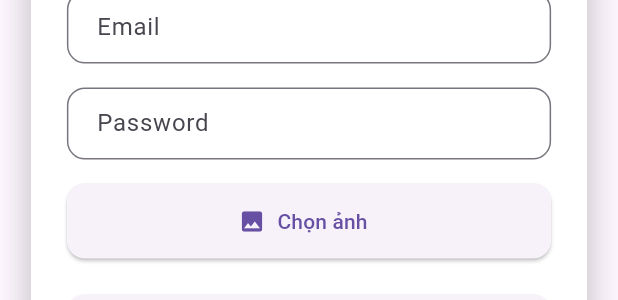
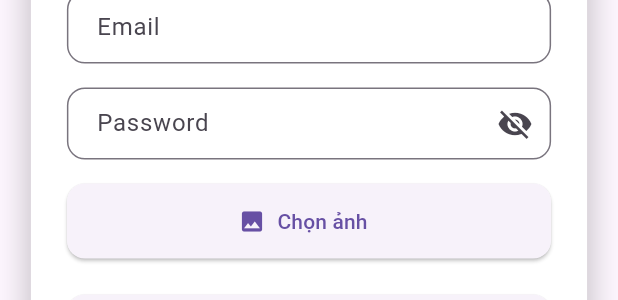
Before and after one commit to Cry2k5/mid-term-23itb002-frontend, a Flutter app: the UserCardDialog widget shown alone on an empty page, opened directly with empty values, after a tap on "Lưu", on a phone screen of 412 x 824 dp. Shown: the part 481-781 px from the top of the screen. Run offline on Flutter 3.47's test engine with Material 3 defaults, Android fonts, the phone set to English and light mode, and no system bars; our stand-ins replace dio, image_picker; network calls fail.

Commit message:
mid-term-23itb002-fix-bug

```diff
--- a/lib/widgets/user_card_dialog.dart
+++ b/lib/widgets/user_card_dialog.dart
@@ -9,7 +9,12 @@ class UserCardDialog extends StatefulWidget {
   final UserService service;
   final VoidCallback onRefresh;
 
-  const UserCardDialog({super.key, this.user, required this.service, required this.onRefresh});
+  const UserCardDialog({
+    super.key,
+    this.user,
+    required this.service,
+    required this.onRefresh,
+  });
 
   @override
   State<UserCardDialog> createState() => _UserCardDialogState();
@@ -21,6 +26,7 @@ class _UserCardDialogState extends State<UserCardDialog> {
   final _passwordController = TextEditingController();
   XFile? _pickedFile;
   bool _loading = false;
+  bool _obscurePassword = true;
 
   @override
   void initState() {
@@ -43,10 +49,12 @@ class _UserCardDialogState extends State<UserCardDialog> {
     try {
       String? uploadedImageUrl;
       if (_pickedFile != null) {
-        uploadedImageUrl = await widget.service.uploadToCloudinary(_pickedFile!);
+        uploadedImageUrl =
+        await widget.service.uploadToCloudinary(_pickedFile!);
       }
 
       if (widget.user == null) {
+        // Thêm user mới
         await widget.service.addUser(
           _usernameController.text,
           _emailController.text,
@@ -54,18 +62,23 @@ class _UserCardDialogState extends State<UserCardDialog> {
           uploadedImageUrl,
         );
       } else {
+        // Cập nhật user
         await widget.service.updateUser(
           widget.user!.id,
           _usernameController.text,
           _emailController.text,
           uploadedImageUrl,
+          password: _passwordController.text.isNotEmpty
+              ? _passwordController.text
+              : null,
         );
       }
 
       widget.onRefresh();
       Navigator.pop(context);
     } catch (e) {
-      ScaffoldMessenger.of(context).showSnackBar(SnackBar(content: Text('Lỗi lưu user: $e')));
+      ScaffoldMessenger.of(context)
+          .showSnackBar(SnackBar(content: Text('Lỗi lưu user: $e')));
     } finally {
       setState(() => _loading = false);
     }
@@ -78,8 +91,12 @@ class _UserCardDialogState extends State<UserCardDialog> {
         title: const Text('Xác nhận xóa'),
         content: const Text('Bạn có chắc muốn xóa user này không?'),
         actions: [
-          TextButton(onPressed: () => Navigator.pop(context, false), child: const Text('Hủy')),
-          ElevatedButton(onPressed: () => Navigator.pop(context, true), child: const Text('Xóa')),
+          TextButton(
+              onPressed: () => Navigator.pop(context, false),
+              child: const Text('Hủy')),
+          ElevatedButton(
+              onPressed: () => Navigator.pop(context, true),
+              child: const Text('Xóa')),
         ],
       ),
     );
@@ -91,7 +108,8 @@ class _UserCardDialogState extends State<UserCardDialog> {
         widget.onRefresh();
         Navigator.pop(context);
       } catch (e) {
-        ScaffoldMessenger.of(context).showSnackBar(SnackBar(content: Text('Lỗi xóa user: $e')));
+        ScaffoldMessenger.of(context)
+            .showSnackBar(SnackBar(content: Text('Lỗi xóa user: $e')));
       } finally {
         setState(() => _loading = false);
       }
@@ -104,12 +122,15 @@ class _UserCardDialogState extends State<UserCardDialog> {
       insetPadding: const EdgeInsets.all(16),
       shape: RoundedRectangleBorder(borderRadius: BorderRadius.circular(20)),
       child: Container(
-        width: MediaQuery.of(context).size.width * 0.9, // chiếm 90% màn hình
+        width: MediaQuery.of(context).size.width * 0.9,
         padding: const EdgeInsets.all(24),
         decoration: BoxDecoration(
           color: Colors.white,
           borderRadius: BorderRadius.circular(20),
-          boxShadow: [BoxShadow(color: Colors.black26, blurRadius: 20, offset: Offset(0, 10))],
+          boxShadow: [
+            BoxShadow(
+                color: Colors.black26, blurRadius: 20, offset: Offset(0, 10))
+          ],
         ),
         child: SingleChildScrollView(
           child: Column(
@@ -117,46 +138,68 @@ class _UserCardDialogState extends State<UserCardDialog> {
             children: [
               Text(
                 widget.user == null ? 'Thêm User Mới' : 'Cập Nhật User',
-                style: const TextStyle(fontSize: 24, fontWeight: FontWeight.bold),
+                style:
+                const TextStyle(fontSize: 24, fontWeight: FontWeight.bold),
               ),
               const SizedBox(height: 20),
+              // Username
               TextFormField(
                 controller: _usernameController,
                 decoration: InputDecoration(
                   labelText: 'Username',
-                  border: OutlineInputBorder(borderRadius: BorderRadius.circular(12)),
-                  contentPadding: const EdgeInsets.symmetric(horizontal: 16, vertical: 12),
+                  border: OutlineInputBorder(
+                      borderRadius: BorderRadius.circular(12)),
+                  contentPadding:
+                  const EdgeInsets.symmetric(horizontal: 16, vertical: 12),
                 ),
               ),
               const SizedBox(height: 16),
+              // Email
               TextFormField(
                 controller: _emailController,
                 decoration: InputDecoration(
                   labelText: 'Email',
-                  border: OutlineInputBorder(borderRadius: BorderRadius.circular(12)),
-                  contentPadding: const EdgeInsets.symmetric(horizontal: 16, vertical: 12),
+                  border: OutlineInputBorder(
+                      borderRadius: BorderRadius.circular(12)),
+                  contentPadding:
+                  const EdgeInsets.symmetric(horizontal: 16, vertical: 12),
                 ),
               ),
-              if (widget.user == null)
-                const SizedBox(height: 16),
-              if (widget.user == null)
-                TextFormField(
-                  controller: _passwordController,
-                  obscureText: true,
-                  decoration: InputDecoration(
-                    labelText: 'Password',
-                    border: OutlineInputBorder(borderRadius: BorderRadius.circular(12)),
-                    contentPadding: const EdgeInsets.symmetric(horizontal: 16, vertical: 12),
+              const SizedBox(height: 16),
+              // Password
+              TextFormField(
+                controller: _passwordController,
+                obscureText: _obscurePassword,
+                decoration: InputDecoration(
+                  labelText: widget.user == null
+                      ? 'Password'
+                      : 'Mật khẩu mới (tùy chọn)',
+                  border: OutlineInputBorder(
+                      borderRadius: BorderRadius.circular(12)),
+                  contentPadding:
+                  const EdgeInsets.symmetric(horizontal: 16, vertical: 12),
+                  suffixIcon: IconButton(
+                    icon: Icon(_obscurePassword
+                        ? Icons.visibility_off
+                        : Icons.visibility),
+                    onPressed: () {
+                      setState(() {
+                        _obscurePassword = !_obscurePassword;
+                      });
+                    },
                   ),
                 ),
+              ),
               const SizedBox(height: 16),
+              // Chọn ảnh
               ElevatedButton.icon(
                 onPressed: pickImage,
                 icon: const Icon(Icons.image),
                 label: const Text('Chọn ảnh'),
                 style: ElevatedButton.styleFrom(
                   minimumSize: const Size(double.infinity, 50),
-                  shape: RoundedRectangleBorder(borderRadius: BorderRadius.circular(12)),
+                  shape: RoundedRectangleBorder(
+                      borderRadius: BorderRadius.circular(12)),
                 ),
               ),
               if (_pickedFile != null) ...[
@@ -164,6 +207,7 @@ class _UserCardDialogState extends State<UserCardDialog> {
                 Text(_pickedFile!.name, style: const TextStyle(fontSize: 14)),
               ],
               const SizedBox(height: 24),
+              // Buttons: Xóa + Lưu
               Row(
                 children: [
                   if (widget.user != null)
@@ -175,7 +219,9 @@ class _UserCardDialogState extends State<UserCardDialog> {
                           side: const BorderSide(color: Colors.red),
                           minimumSize: const Size(double.infinity, 50),
                         ),
-                        child: _loading ? const CircularProgressIndicator() : const Text('Xóa'),
+                        child: _loading
+                            ? const CircularProgressIndicator()
+                            : const Text('Xóa'),
                       ),
                     ),
                   if (widget.user != null) const SizedBox(width: 12),
@@ -184,14 +230,18 @@ class _UserCardDialogState extends State<UserCardDialog> {
                       onPressed: _loading ? null : saveUser,
                       style: ElevatedButton.styleFrom(
                         minimumSize: const Size(double.infinity, 50),
-                        shape: RoundedRectangleBorder(borderRadius: BorderRadius.circular(12)),
+                        shape: RoundedRectangleBorder(
+                            borderRadius: BorderRadius.circular(12)),
                       ),
-                      child: _loading ? const CircularProgressIndicator() : const Text('Lưu'),
+                      child: _loading
+                          ? const CircularProgressIndicator()
+                          : const Text('Lưu'),
                     ),
                   ),
                 ],
               ),
               const SizedBox(height: 12),
+              // Cancel
               TextButton(
                 onPressed: () => Navigator.pop(context),
                 child: const Text('Hủy'),
@@ -202,5 +252,4 @@ class _UserCardDialogState extends State<UserCardDialog> {
       ),
     );
   }
-
 }
```
Also changed, not shown: lib/services/user_service.dart (+12 -4 lines).
